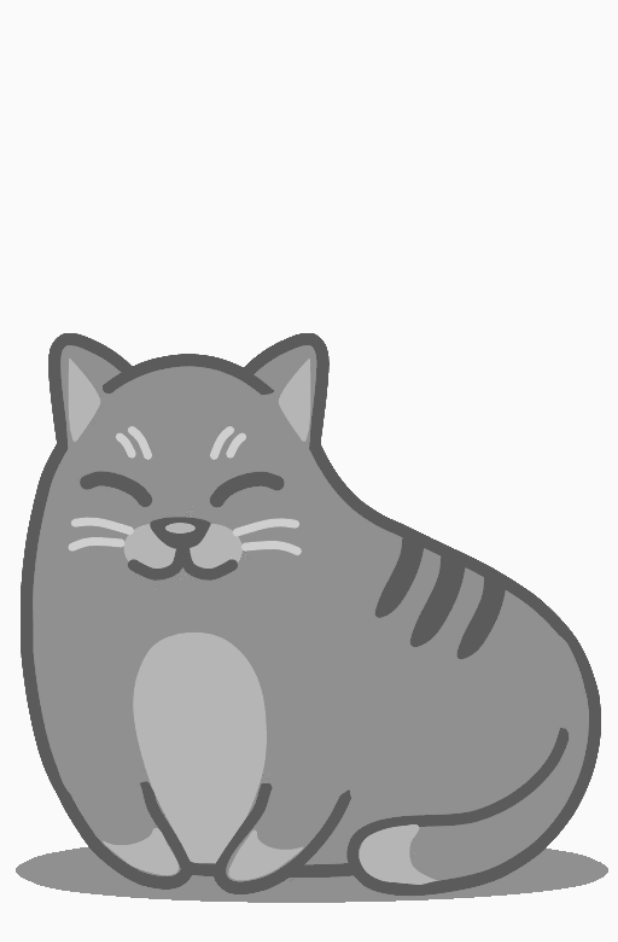
After one commit to leo123qw/HCICoursework, an Android app: the stroke screen opened directly, with no data from a screen before it, on a phone screen of 412 x 824 dp. The commit adds this screen. Shown: the top 942 px of the screen. Run offline under Robolectric (Android 15) with nearby library versions, the phone set to English and light mode, and no system bars; 2 statements that could not run were skipped.

Commit message:
Added in the cat, including sound and animation

```diff
--- a/MobileApp/HCIC/app/build.gradle
+++ b/MobileApp/HCIC/app/build.gradle
@@ -4,7 +4,7 @@ android {
     compileSdkVersion 27
     defaultConfig {
         applicationId "com.example.macbookpro.hcic"
-        minSdkVersion 15
+        minSdkVersion 17
         targetSdkVersion 27
         versionCode 1
         versionName "1.0"
@@ -18,6 +18,8 @@ android {
     }
 }
 
+
+
 dependencies {
     implementation fileTree(dir: 'libs', include: ['*.jar'])
     implementation 'com.android.support:appcompat-v7:27.1.1'
@@ -26,4 +28,5 @@ dependencies {
     testImplementation 'junit:junit:4.12'
     androidTestImplementation 'com.android.support.test:runner:1.0.2'
     androidTestImplementation 'com.android.support.test.espresso:espresso-core:3.0.2'
+    implementation 'pl.droidsonroids.gif:android-gif-drawable:1.2.16'
 }
--- a/MobileApp/HCIC/app/src/main/AndroidManifest.xml
+++ b/MobileApp/HCIC/app/src/main/AndroidManifest.xml
@@ -24,6 +24,10 @@
             android:name=".click"
             android:label="@string/title_activity_click"
             android:theme="@style/AppTheme.NoActionBar"></activity>
+        <activity
+            android:name=".stroke"
+            android:label="stroke"
+            android:theme="@style/AppTheme.NoActionBar" />
     </application>
 
 </manifest>
--- a/MobileApp/HCIC/app/src/main/java/com/example/macbookpro/hcic/MainActivity.java
+++ b/MobileApp/HCIC/app/src/main/java/com/example/macbookpro/hcic/MainActivity.java
@@ -50,6 +50,8 @@ public class MainActivity extends AppCompatActivity {
         draw.setOnClickListener(listener_draw);
         Button click =findViewById(R.id.button);
         click.setOnClickListener(listener_click);
+        Button stroke = findViewById(R.id.button3);
+        stroke.setOnClickListener(listener_stroke);
     }
     private View.OnClickListener listener_click =new View.OnClickListener() {
         @Override
@@ -67,6 +69,17 @@ public class MainActivity extends AppCompatActivity {
              startActivity(intent);
          }
      };
+    private View.OnClickListener listener_stroke =new View.OnClickListener(){
+
+        @Override
+        public void onClick(View v) {
+            Intent intent =new Intent();
+            intent.setClass(MainActivity.this,stroke.class);
+            startActivity(intent);
+        }
+
+
+        };
 /***********************button click ***********************/
 
 }
--- /dev/null
+++ b/MobileApp/HCIC/app/src/main/java/com/example/macbookpro/hcic/stroke.java
@@ -0,0 +1,64 @@
+package com.example.macbookpro.hcic;
+
+import android.media.MediaPlayer;
+import android.os.Bundle;
+import android.view.MotionEvent;
+import android.view.View;
+
+
+
+import pl.droidsonroids.gif.GifDrawable;
+import pl.droidsonroids.gif.GifImageView;
+
+
+public class stroke extends MainActivity {
+    private GifImageView catImageView = null;
+    private GifDrawable catDrawable = null;
+    private MediaPlayer mp = null;
+
+
+    @Override
+    public void onCreate(Bundle savedInstanceState) {
+        super.onCreate(savedInstanceState);
+        setContentView(R.layout.activity_stroke);
+
+        catImageView = findViewById(R.id.catGif);
+        catDrawable = (GifDrawable) catImageView.getDrawable();
+        mp = MediaPlayer.create(stroke.this,R.raw.purr);
+
+        catDrawable.stop();
+
+
+
+        catImageView.setOnTouchListener(new View.OnTouchListener() {
+
+            @Override
+            public boolean onTouch(View v, MotionEvent event) {
+                if(event.getActionMasked() == MotionEvent.ACTION_DOWN) {
+                    catDrawable.start();
+
+                    return true;
+                }
+                if (event.getActionMasked() == MotionEvent.ACTION_MOVE){
+                    catDrawable.start();
+                    mp.start();
+                    return true;
+                }
+                if(event.getActionMasked() == MotionEvent.ACTION_UP) {
+                    catDrawable.stop();
+                    mp.pause();
+                    return true;
+                }
+
+                return true;
+
+            }
+        });
+
+
+
+
+    }
+
+
+}
--- a/MobileApp/HCIC/app/src/main/res/layout/activity_main.xml
+++ b/MobileApp/HCIC/app/src/main/res/layout/activity_main.xml
@@ -70,6 +70,7 @@
         android:layout_marginRight="28dp"
         android:layout_marginBottom="242dp"
         android:text="stroke"
+
         app:layout_constraintBottom_toBottomOf="parent"
         app:layout_constraintEnd_toEndOf="parent"
         app:layout_constraintHorizontal_bias="0.0"
--- /dev/null
+++ b/MobileApp/HCIC/app/src/main/res/layout/activity_stroke.xml
@@ -0,0 +1,16 @@
+<?xml version="1.0" encoding="utf-8"?>
+<android.support.constraint.ConstraintLayout
+    xmlns:android="http://schemas.android.com/apk/res/android"
+    xmlns:app="http://schemas.android.com/apk/res-auto"
+    xmlns:tools="http://schemas.android.com/tools"
+    android:layout_width="match_parent"
+    android:layout_height="match_parent"
+    tools:context=".stroke">
+
+    <pl.droidsonroids.gif.GifImageView
+        android:id="@+id/catGif"
+        android:layout_width="match_parent"
+        android:layout_height="match_parent"
+        android:src="@drawable/cat" />
+
+</android.support.constraint.ConstraintLayout>
--- a/MobileApp/HCIC/build.gradle
+++ b/MobileApp/HCIC/build.gradle
@@ -5,6 +5,7 @@ buildscript {
     repositories {
         google()
         jcenter()
+        mavenCentral()
     }
     dependencies {
         classpath 'com.android.tools.build:gradle:3.2.1'
@@ -19,6 +20,7 @@ allprojects {
     repositories {
         google()
         jcenter()
+        mavenCentral()
     }
 }
 
--- /dev/null
+++ b/build.gradle
@@ -0,0 +1 @@
+// Top-level build file where you can add configuration options common to all sub-projects/modules.
```
Also changed, not shown: MobileApp/HCIC/app/src/main/res/drawable/cat.gif (added), gradle/wrapper/gradle-wrapper.properties (added), 6 other files.
